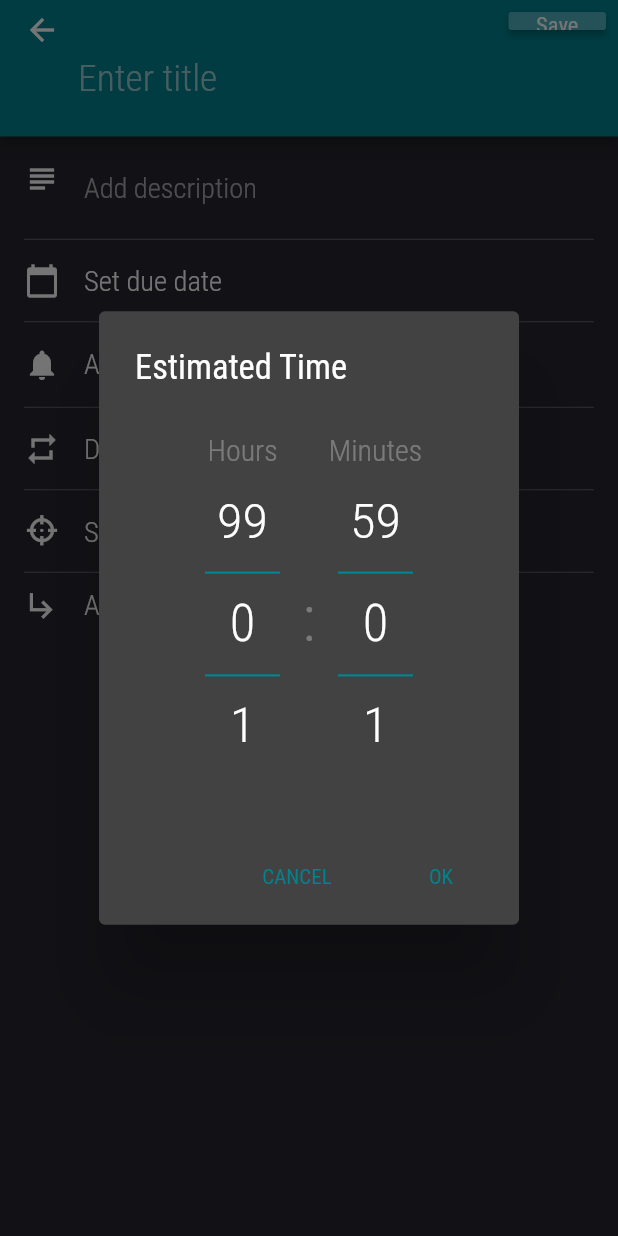
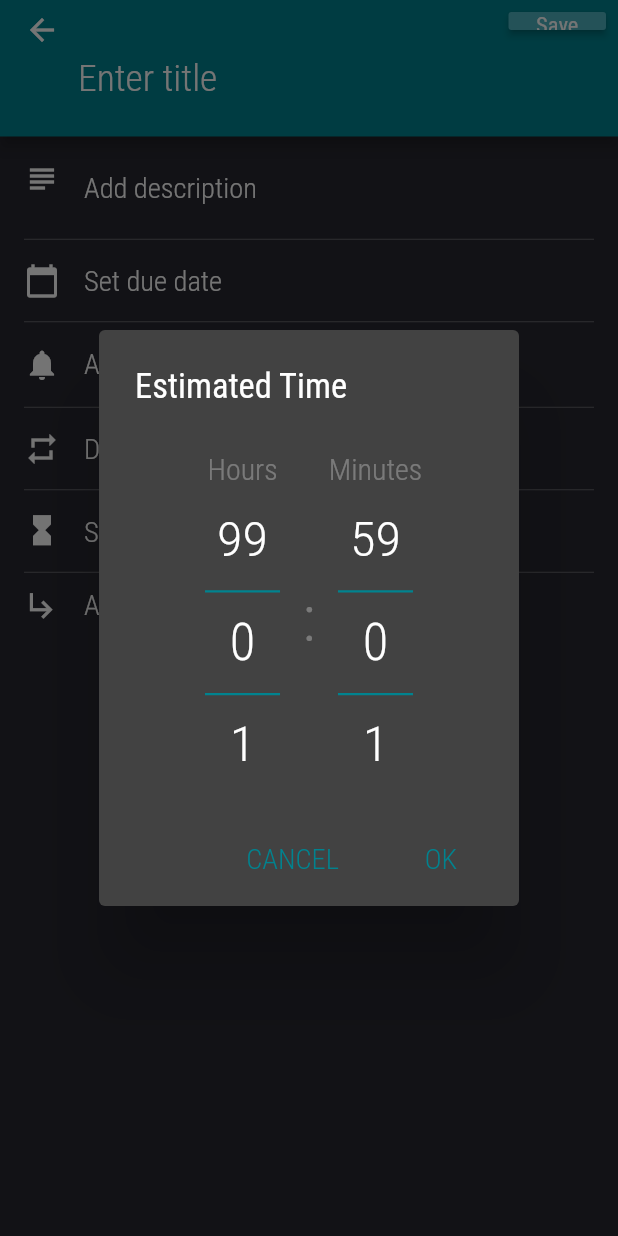
Before and after one commit to Tobolov/np-time, a Flutter app: the TaskMutation screen opened directly, after a tap on "Set estimated time", on a phone screen of 412 x 824 dp. Run offline on Flutter 3.47's test engine with Material 2 defaults, Android fonts, the phone set to English and light mode, and no system bars; our stand-ins replace rxdart, sqflite; missing offline and left inert: grec_minimal; accounts and stored records are empty.

Commit message:
Quality of life improvements

```diff
--- a/fonts/config.json
+++ b/fonts/config.json
@@ -61,6 +61,12 @@
       "search": [
         "target"
       ]
+    },
+    {
+      "uid": "0225785643202c9bddf6feba6fd86687",
+      "css": "hourglass_full",
+      "code": 59400,
+      "src": "material"
     }
   ]
 }
--- a/lib/pages/task_mutation/task_mutation.dart
+++ b/lib/pages/task_mutation/task_mutation.dart
@@ -67,14 +67,11 @@ class _TaskMutationState extends State<TaskMutation> {
           child: TextFormField(
             key: _titleKey,
             initialValue: _task.title ?? '',
-            style: TextStyle(
-              fontSize: 25,
-              fontFamily: 'RobotoCondensed',
-              fontWeight: FontWeight.w300,
-            ),
+            style: CustomTheme.buildTextStyle(size: 25),
             decoration: InputDecoration(
               border: InputBorder.none,
               hintText: 'Enter title',
+              hintStyle: CustomTheme.buildTextStyle(size: 25),
               contentPadding: EdgeInsets.zero,
             ),
             onSaved: (value) {
@@ -246,6 +243,7 @@ class _TaskMutationState extends State<TaskMutation> {
               maxLines: 6,
               decoration: InputDecoration(
                 hintText: 'Add description',
+                hintStyle: CustomTheme.buildTextStyle(),
                 border: InputBorder.none,
                 helperStyle: _buildErrorTextStyle(),
                 errorStyle: _buildErrorTextStyle(),
@@ -299,7 +297,7 @@ class _TaskMutationState extends State<TaskMutation> {
     final DateTime picked = await showDatePicker(
       context: context,
       initialDate: _task.dueDate ?? DateTime.now().add(Duration(days: 1)),
-      firstDate: DateTime.now(),
+      firstDate: _task.creationDate ?? DateTime.now(),
       lastDate: DateTime(2101),
     );
     if (picked != null && picked != _task.dueDate) {
@@ -618,7 +616,7 @@ class _TaskMutationState extends State<TaskMutation> {
             _buildRepeatOption(
               title: 'Every week on ${weekdayMap[_task.dueDate.weekday]}',
               targetRule: RecurrenceRule(Frequency.WEEKLY, 365 * 100, null, 1,
-                  Byday(<Weekday>[Weekday.values[_task.dueDate.weekday]], null)),
+                  Byday(<Weekday>[Weekday.values[_task.dueDate.weekday - 1]], null)),
             ),
             _buildRepeatOption(
               title:
@@ -628,7 +626,7 @@ class _TaskMutationState extends State<TaskMutation> {
                 365 * 100,
                 null,
                 1,
-                Byday(<Weekday>[Weekday.values[_task.dueDate.weekday]],
+                Byday(<Weekday>[Weekday.values[_task.dueDate.weekday - 1]],
                     (_task.dueDate.day - 1) ~/ 7),
               ),
             ),
@@ -693,7 +691,7 @@ class _TaskMutationState extends State<TaskMutation> {
           children: <Widget>[
             Container(
               margin: EdgeInsets.only(right: 16),
-              child: Icon(CustomIcons.target),
+              child: Icon(CustomIcons.hourglass_full),
             ),
             Expanded(
               child: Container(
@@ -856,7 +854,7 @@ class _TaskMutationState extends State<TaskMutation> {
         children: <Widget>[
           Container(
             margin: EdgeInsets.only(right: 16),
-            child: Icon(CustomIcons.target),
+            child: Icon(CustomIcons.hourglass_full),
           ),
           Expanded(
             child: Text(
--- a/lib/pages/task_timer/task_timer.dart
+++ b/lib/pages/task_timer/task_timer.dart
@@ -140,7 +140,7 @@ class _TaskTimerState extends State<TaskTimer> {
       children: <Widget>[
         Container(
           margin: EdgeInsets.only(right: 16),
-          child: Icon(CustomIcons.target),
+          child: Icon(CustomIcons.hourglass_full),
         ),
         Expanded(
           child: Container(
--- a/lib/pages/tasks/task_widget.dart
+++ b/lib/pages/tasks/task_widget.dart
@@ -64,9 +64,9 @@ class TaskWidget extends StatelessWidget {
         child: _buildTaskWidgetBody(context),
         direction: DismissDirection.endToStart,
         background: _buildTaskDissmissableBackground(
-            'Restore', CustomTheme.green, Icons.restore, MainAxisAlignment.start),
+            'Restore', CustomTheme.greenColor, Icons.restore, MainAxisAlignment.start),
         secondaryBackground: _buildTaskDissmissableBackground(
-            'Restore', CustomTheme.green, Icons.restore, MainAxisAlignment.end),
+            'Restore', CustomTheme.greenColor, Icons.restore, MainAxisAlignment.end),
         onDismissed: (direction) {
           tasksBloc.restore(_task);
         },
--- a/lib/presentation/custom_icons_icons.dart
+++ b/lib/presentation/custom_icons_icons.dart
@@ -40,4 +40,5 @@ class CustomIcons {
   static const IconData warning = const IconData(0xe805, fontFamily: _kFontFam);
   static const IconData wrench = const IconData(0xe806, fontFamily: _kFontFam);
   static const IconData target = const IconData(0xe807, fontFamily: _kFontFam);
+  static const IconData hourglass_full = const IconData(0xe808, fontFamily: _kFontFam);
 }
--- a/lib/theme.dart
+++ b/lib/theme.dart
@@ -10,7 +10,7 @@ class CustomTheme {
   static final Color primaryColor = const Color(0xFF33333D);
   static final Color backgroundColor = const Color(0xFF27272F);
   static final Color errorColor = const Color(0xFFC62828);
-  static final Color green = const Color(0xFF2E7D32);
+  static final Color greenColor = const Color(0xFF2E7D32);
 
   static final double borderRadius = 6;
 
--- a/lib/widgets/dial_selector.dart
+++ b/lib/widgets/dial_selector.dart
@@ -55,7 +55,7 @@ class _DialSelectorState extends State<DialSelector> {
 
   Widget _buildContext() {
     return Container(
-      height: 250,
+      height: 225,
       child: Row(
         mainAxisAlignment: MainAxisAlignment.center,
         children: () {
@@ -226,6 +226,6 @@ class _DialSelectorState extends State<DialSelector> {
   }
 
   TextStyle _buildActionTextStyle() {
-    return TextStyle(fontFamily: 'RobotoCondensed', color: CustomTheme.secondaryColor);
+    return CustomTheme.buildTextStyle(color: CustomTheme.secondaryColor);
   }
 }
```
Also changed, not shown: lib/main.dart (+10 -4 lines), lib/pages/home/sorting_bottom_sheet.dart (+9 -6 lines), lib/pages/task_detailer/task_detailer.dart (+12 -8 lines), lib/widgets/activity_log.dart (+10 -7 lines), fonts/CustomIcons.ttf.
